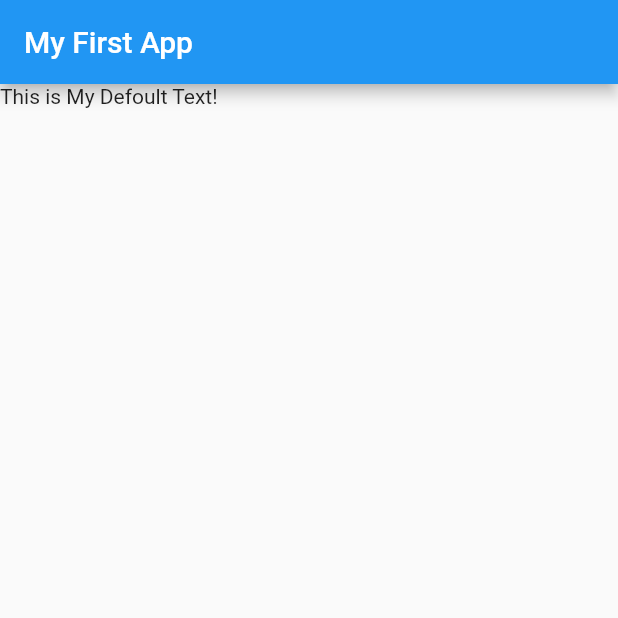
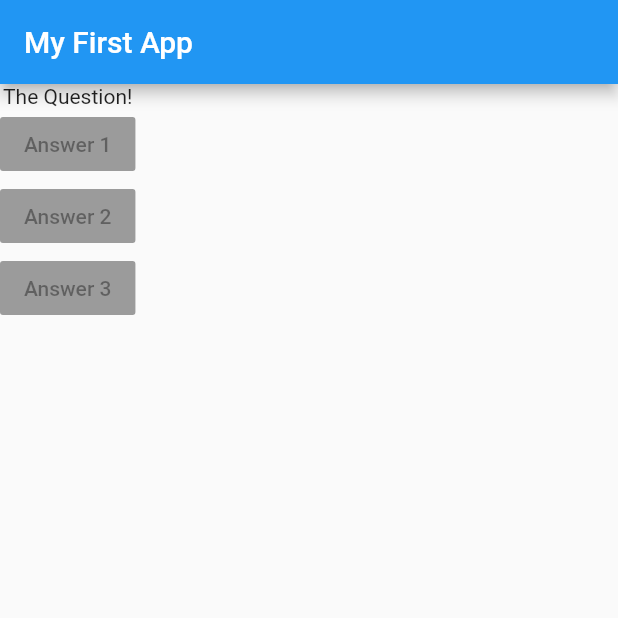
Before and after one commit to MathsPrado/Flutter-Estudos, a Flutter app: the screen it shows after launch, on a phone screen of 412 x 824 dp, the top half of it. Run offline on Flutter 3.47's test engine with Material 2 defaults, Android fonts, the phone set to English and light mode, and no system bars.

Commit message:
Adding Layout Widgets

```diff
--- a/lib/main.dart
+++ b/lib/main.dart
@@ -5,12 +5,24 @@ void main() => runApp(MyCoolApp());
 class MyCoolApp extends StatelessWidget {
   @override
   Widget build(BuildContext context) {
+    var questions = [
+      'What\'s your favorite Pokemon?',
+      'What\s your pokemon game favorite?',
+    ];
+
     return MaterialApp(
       home: Scaffold(
         appBar: AppBar(
           title: Text('My First App'),
         ),
-        body: Text('This is My Defoult Text!'),
+        body: Column(
+          children: [
+            Text('The Question!'),
+            RaisedButton( child: Text('Answer 1'), onPressed: null,),
+            RaisedButton( child: Text('Answer 2'), onPressed: null),
+              RaisedButton( child: Text('Answer 3'), onPressed: null),
+          ],
+        ),
       ),
     );
   }
```
Also changed, not shown: 1 other file.
